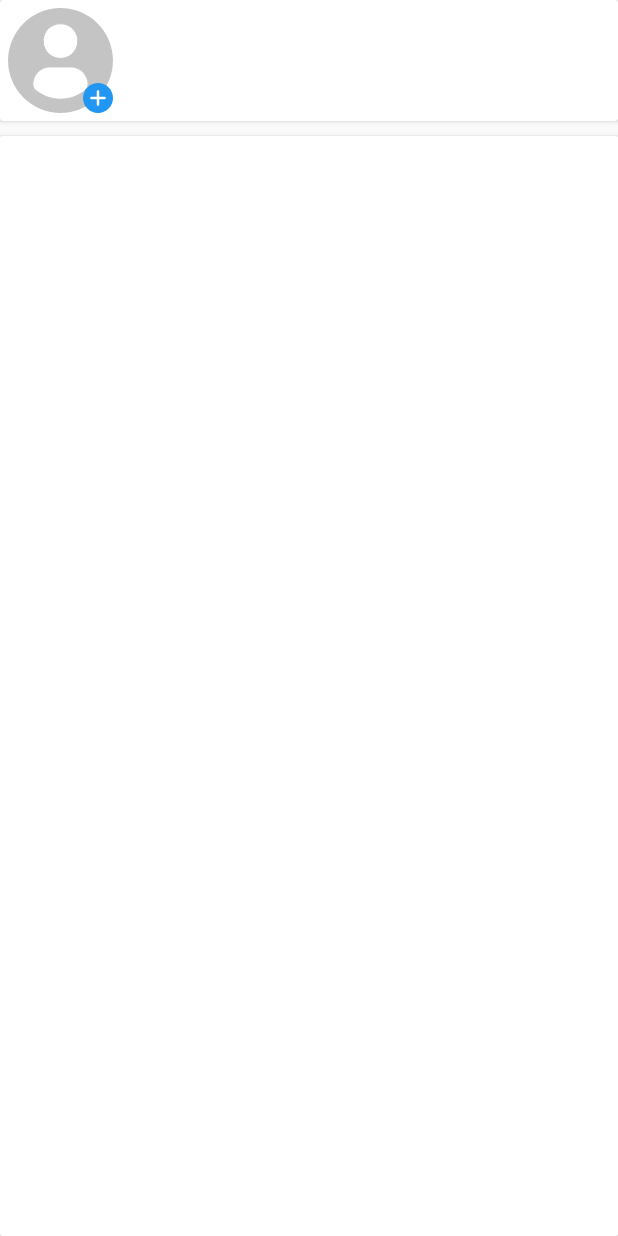
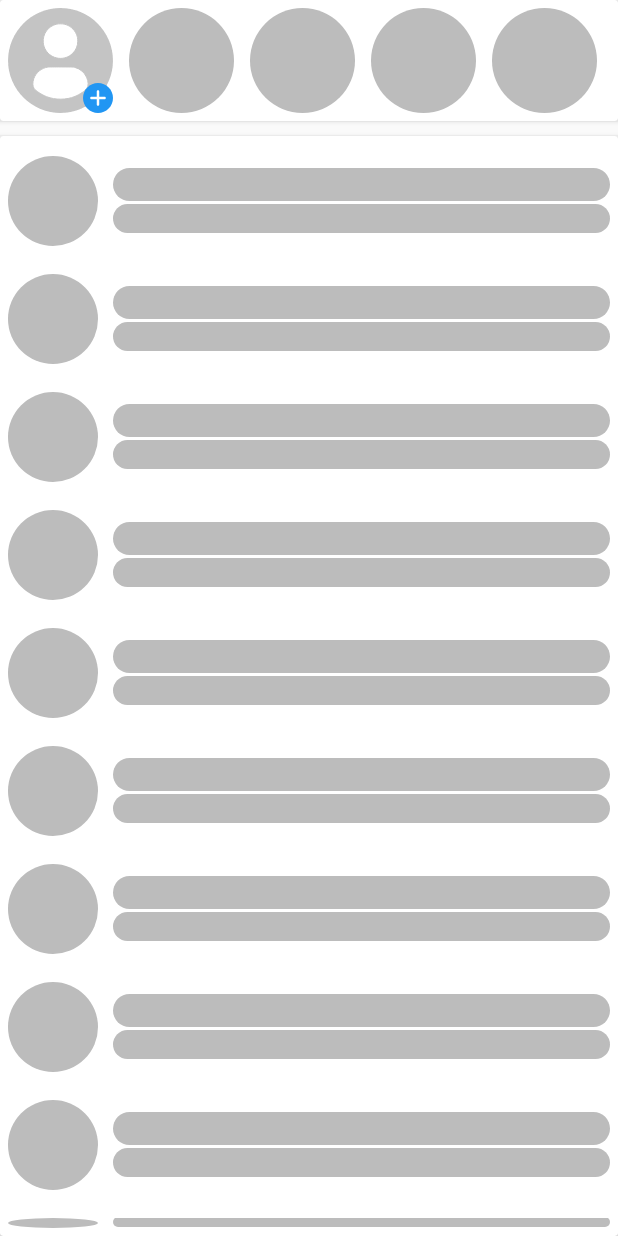
Before and after one commit to thang-uit/tuichat_android_java, an Android app: the layout fragment_chat.xml on its own in the app's theme, with its tools: preview values and no code run, on a phone screen of 412 x 824 dp. Run offline under Robolectric (Android 15) with nearby library versions, the phone set to English and light mode, and no system bars.

Commit message:
16:50 28/8/2021

```diff
--- a/app/src/main/java/com/thanguit/tuichat/fragments/ChatFragment.java
+++ b/app/src/main/java/com/thanguit/tuichat/fragments/ChatFragment.java
@@ -128,6 +128,9 @@ public class ChatFragment extends Fragment {
                     userAdapter = new UserAdapter(getContext(), userList);
                     fragmentChatBinding.rvChat.setHasFixedSize(true);
                     fragmentChatBinding.rvChat.setAdapter(userAdapter);
+
+                    fragmentChatBinding.sflItemConversation.setVisibility(View.GONE);
+                    fragmentChatBinding.rvChat.setVisibility(View.VISIBLE);
                 }
 
                 @Override
@@ -178,6 +181,9 @@ public class ChatFragment extends Fragment {
                         storyAdapter = new StoryAdapter(getContext(), userStoryList);
                         fragmentChatBinding.rvStory.setHasFixedSize(true);
                         fragmentChatBinding.rvStory.setAdapter(storyAdapter);
+
+                        fragmentChatBinding.sflItemStory.setVisibility(View.GONE);
+                        fragmentChatBinding.rvStory.setVisibility(View.VISIBLE);
                     }
                 }
 
--- /dev/null
+++ b/app/src/main/res/drawable/shape_shimmer_corner_50dp.xml
@@ -0,0 +1,6 @@
+<?xml version="1.0" encoding="utf-8"?>
+<shape xmlns:android="http://schemas.android.com/apk/res/android"
+    android:shape="rectangle">
+    <solid android:color="@color/color_10" />
+    <corners android:radius="50dp" />
+</shape>
--- /dev/null
+++ b/app/src/main/res/drawable/shape_shimmer_oval_corner_60dp.xml
@@ -0,0 +1,8 @@
+<?xml version="1.0" encoding="utf-8"?>
+<shape xmlns:android="http://schemas.android.com/apk/res/android"
+    android:shape="oval">
+    <solid android:color="@color/color_10" />
+    <size
+        android:width="60dp"
+        android:height="60dp" />
+</shape>
--- a/app/src/main/res/layout/fragment_chat.xml
+++ b/app/src/main/res/layout/fragment_chat.xml
@@ -42,11 +42,49 @@
                     app:layout_constraintEnd_toEndOf="@+id/civStory" />
             </androidx.constraintlayout.widget.ConstraintLayout>
 
+            <com.facebook.shimmer.ShimmerFrameLayout
+                android:id="@+id/sflItemStory"
+                android:layout_width="match_parent"
+                android:layout_height="match_parent"
+                android:layout_marginStart="5dp"
+                android:gravity="center"
+                android:orientation="vertical">
+
+                <LinearLayout
+                    android:layout_width="match_parent"
+                    android:layout_height="wrap_content"
+                    android:orientation="horizontal">
+
+                    <include layout="@layout/item_shimmer_story" />
+
+                    <include layout="@layout/item_shimmer_story" />
+
+                    <include layout="@layout/item_shimmer_story" />
+
+                    <include layout="@layout/item_shimmer_story" />
+
+                    <include layout="@layout/item_shimmer_story" />
+
+                    <include layout="@layout/item_shimmer_story" />
+
+                    <include layout="@layout/item_shimmer_story" />
+
+                    <include layout="@layout/item_shimmer_story" />
+
+                    <include layout="@layout/item_shimmer_story" />
+
+                    <include layout="@layout/item_shimmer_story" />
+
+                    <include layout="@layout/item_shimmer_story" />
+                </LinearLayout>
+            </com.facebook.shimmer.ShimmerFrameLayout>
+
             <androidx.recyclerview.widget.RecyclerView
                 android:id="@+id/rvStory"
                 android:layout_width="match_parent"
                 android:layout_height="match_parent"
-                android:layout_marginStart="5dp" />
+                android:layout_marginStart="5dp"
+                android:visibility="gone" />
         </LinearLayout>
 
     </androidx.cardview.widget.CardView>
@@ -56,11 +94,47 @@
         android:layout_height="match_parent"
         android:layout_marginTop="10dp">
 
+        <com.facebook.shimmer.ShimmerFrameLayout
+            android:id="@+id/sflItemConversation"
+            android:layout_width="match_parent"
+            android:layout_height="match_parent"
+            android:gravity="center"
+            android:orientation="vertical">
+
+            <LinearLayout
+                android:layout_width="match_parent"
+                android:layout_height="wrap_content"
+                android:orientation="vertical">
+
+                <include layout="@layout/item_shimmer_conversation" />
+
+                <include layout="@layout/item_shimmer_conversation" />
+
+                <include layout="@layout/item_shimmer_conversation" />
+
+                <include layout="@layout/item_shimmer_conversation" />
+
+                <include layout="@layout/item_shimmer_conversation" />
+
+                <include layout="@layout/item_shimmer_conversation" />
+
+                <include layout="@layout/item_shimmer_conversation" />
+
+                <include layout="@layout/item_shimmer_conversation" />
+
+                <include layout="@layout/item_shimmer_conversation" />
+
+                <include layout="@layout/item_shimmer_conversation" />
+
+            </LinearLayout>
+        </com.facebook.shimmer.ShimmerFrameLayout>
+
         <androidx.recyclerview.widget.RecyclerView
             android:id="@+id/rvChat"
             android:layout_width="match_parent"
             android:layout_height="match_parent"
             android:background="@color/color_5"
+            android:visibility="gone"
             app:layoutManager="androidx.recyclerview.widget.LinearLayoutManager" />
 
     </androidx.cardview.widget.CardView>
--- a/app/src/main/res/layout/item_chat_message_send.xml
+++ b/app/src/main/res/layout/item_chat_message_send.xml
@@ -4,7 +4,27 @@
     xmlns:tools="http://schemas.android.com/tools"
     android:layout_width="match_parent"
     android:layout_height="wrap_content"
+    android:layout_marginTop="3dp"
+    android:layout_marginEnd="5dp"
     android:layout_marginBottom="8dp">
+
+    <LinearLayout
+        android:id="@+id/linearLayout"
+        android:layout_width="wrap_content"
+        android:layout_height="wrap_content"
+        android:background="@drawable/shape_background_textsend_corner_20dp"
+        android:orientation="vertical"
+        app:layout_constraintEnd_toEndOf="parent"
+        app:layout_constraintTop_toTopOf="parent">
+
+        <ImageView
+            android:id="@+id/ivImage"
+            android:layout_width="200dp"
+            android:layout_height="200dp"
+            android:layout_margin="10dp"
+            android:scaleType="centerCrop"
+            android:visibility="gone"
+            app:srcCompat="@drawable/ic_user_avatar" />
 
         <TextView
             android:id="@+id/tvTime"
@@ -16,36 +36,28 @@
             android:textColor="@color/color_9"
             android:textSize="11sp"
             android:textStyle="normal"
-        android:visibility="gone"
-        app:layout_constraintEnd_toEndOf="@+id/tvSend"
-        app:layout_constraintHorizontal_bias="1.0"
-        app:layout_constraintStart_toStartOf="@+id/tvSend"
-        app:layout_constraintTop_toTopOf="parent" />
+            android:visibility="gone" />
 
         <TextView
             android:id="@+id/tvSend"
             android:layout_width="wrap_content"
             android:layout_height="wrap_content"
-        android:layout_marginTop="3dp"
-        android:layout_marginEnd="5dp"
             android:background="@drawable/shape_background_textsend_corner_20dp"
             android:padding="10dp"
             android:text="@string/tvSend"
             android:textColor="@color/color_2"
             android:textSize="15sp"
-        android:textStyle="normal"
-        app:layout_constraintEnd_toEndOf="parent"
-        app:layout_constraintTop_toBottomOf="@+id/tvTime" />
+            android:textStyle="normal" />
+    </LinearLayout>
 
     <ImageView
         android:id="@+id/ivEmoticon"
         android:layout_width="wrap_content"
         android:layout_height="wrap_content"
         android:visibility="gone"
-        app:layout_constraintBottom_toBottomOf="@+id/tvSend"
-        app:layout_constraintEnd_toStartOf="@+id/tvSend"
-        app:layout_constraintStart_toStartOf="@+id/tvSend"
+        app:layout_constraintBottom_toBottomOf="@+id/linearLayout"
+        app:layout_constraintEnd_toStartOf="@+id/linearLayout"
+        app:layout_constraintStart_toStartOf="@+id/linearLayout"
         app:srcCompat="@drawable/ic_love" />
 
-
 </androidx.constraintlayout.widget.ConstraintLayout>
--- /dev/null
+++ b/app/src/main/res/layout/item_shimmer_conversation.xml
@@ -0,0 +1,59 @@
+<?xml version="1.0" encoding="utf-8"?>
+<RelativeLayout xmlns:android="http://schemas.android.com/apk/res/android"
+    android:layout_width="match_parent"
+    android:layout_height="wrap_content"
+    android:layout_marginTop="8dp"
+    android:background="?selectableItemBackground"
+    android:padding="5dp">
+
+    <de.hdodenhof.circleimageview.CircleImageView
+        android:id="@+id/civAvatar"
+        android:layout_width="60dp"
+        android:layout_height="60dp"
+        android:layout_alignParentStart="true"
+        android:layout_centerHorizontal="true"
+        android:background="@drawable/shape_shimmer_oval_corner_60dp" />
+
+    <LinearLayout
+        android:id="@+id/llChatInfo"
+        android:layout_width="match_parent"
+        android:layout_height="wrap_content"
+        android:layout_alignTop="@+id/civAvatar"
+        android:layout_alignBottom="@+id/civAvatar"
+        android:layout_toStartOf="@+id/tvChatTime"
+        android:layout_toEndOf="@+id/civAvatar"
+        android:gravity="center"
+        android:orientation="vertical">
+
+        <TextView
+            android:id="@+id/tvChatName"
+            android:layout_width="match_parent"
+            android:layout_height="wrap_content"
+            android:layout_gravity="start"
+            android:layout_marginStart="10dp"
+            android:background="@drawable/shape_shimmer_corner_50dp"
+            android:textSize="16sp" />
+
+        <TextView
+            android:id="@+id/tvLastMessage"
+            android:layout_width="match_parent"
+            android:layout_height="wrap_content"
+            android:layout_gravity="start"
+            android:layout_marginStart="10dp"
+            android:layout_marginTop="2dp"
+            android:background="@drawable/shape_shimmer_corner_50dp"
+            android:textSize="14sp"
+            android:textStyle="normal" />
+    </LinearLayout>
+
+    <TextView
+        android:id="@+id/tvChatTime"
+        android:layout_width="wrap_content"
+        android:layout_height="wrap_content"
+        android:layout_alignParentEnd="true"
+        android:layout_centerInParent="true"
+        android:background="@drawable/shape_shimmer_corner_50dp"
+        android:textSize="12sp"
+        android:textStyle="normal" />
+
+</RelativeLayout>
--- /dev/null
+++ b/app/src/main/res/layout/item_shimmer_story.xml
@@ -0,0 +1,30 @@
+<?xml version="1.0" encoding="utf-8"?>
+<RelativeLayout xmlns:android="http://schemas.android.com/apk/res/android"
+    xmlns:app="http://schemas.android.com/apk/res-auto"
+    android:layout_width="wrap_content"
+    android:layout_height="wrap_content"
+    android:layout_margin="5dp">
+
+    <de.hdodenhof.circleimageview.CircleImageView
+        android:id="@+id/civStory"
+        android:layout_width="70dp"
+        android:layout_height="70dp"
+        android:layout_alignParentTop="true"
+        android:layout_centerInParent="true"
+        android:background="@drawable/shape_shimmer_oval_corner_60dp" />
+
+    <TextView
+        android:id="@+id/tvUserStory"
+        android:layout_width="wrap_content"
+        android:layout_height="wrap_content"
+        android:layout_below="@+id/civStory"
+        android:layout_alignStart="@+id/civStory"
+        android:layout_alignEnd="@+id/civStory"
+        android:layout_centerInParent="true"
+        android:layout_marginTop="5dp"
+        android:background="@drawable/shape_shimmer_corner_50dp"
+        android:gravity="center"
+        android:textAlignment="center"
+        android:textSize="11sp"
+        android:textStyle="normal" />
+</RelativeLayout>
--- a/app/src/main/res/values/colors.xml
+++ b/app/src/main/res/values/colors.xml
@@ -27,6 +27,7 @@
     <color name="color_7">#E2EBF0</color> // Text receive
     <color name="color_8">#C1C1C1</color> // Background reactions icon
     <color name="color_9">#8A8787</color> // BText for time message
+    <color name="color_10">#BCBCBC</color> // Shimmer
 
 
     <!--    Background Colors-->
```
Lines whose indentation alone changed are shown as unchanged.
